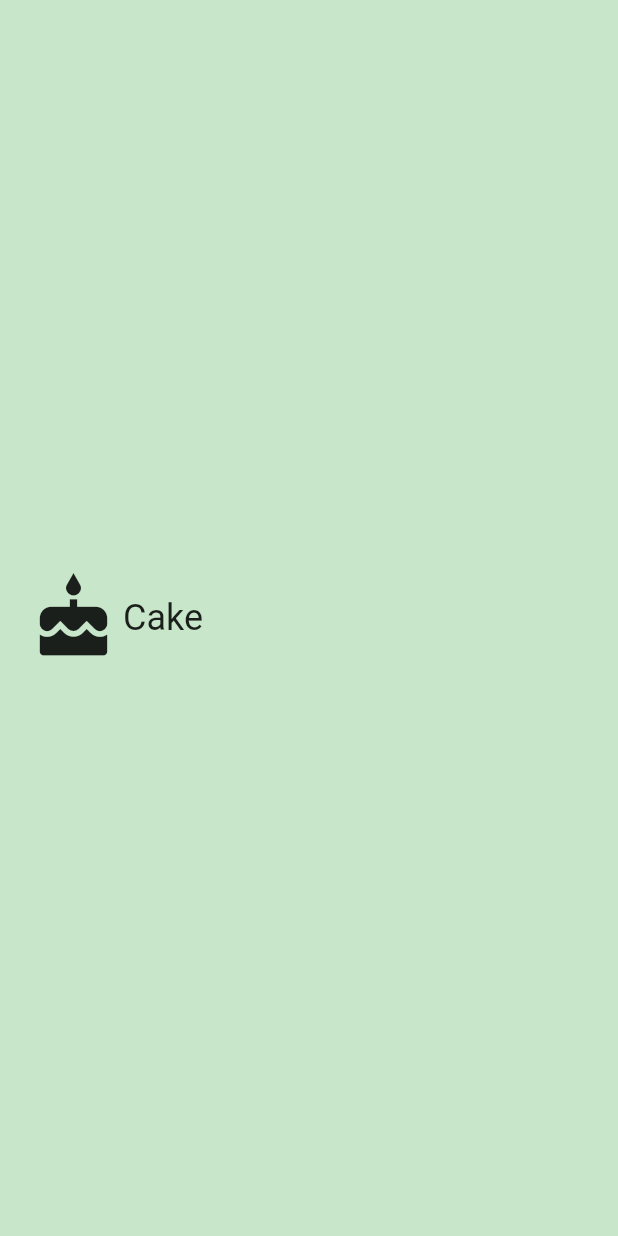
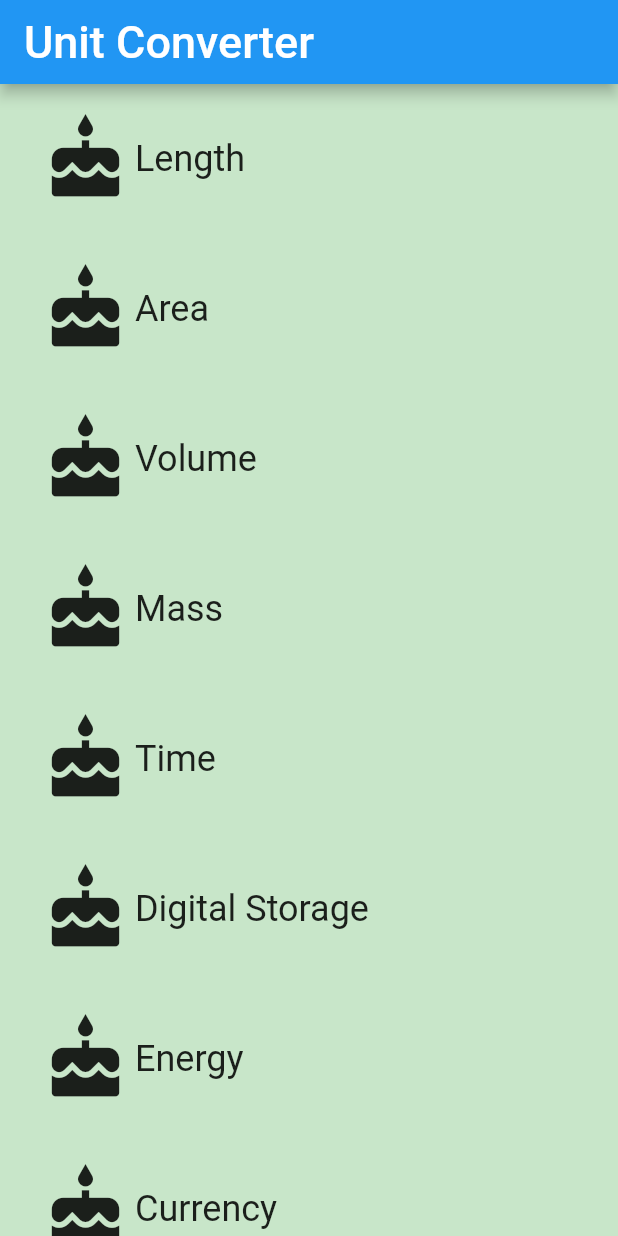
Before and after one commit to fakhridarmawan/flutter_udacity, a Flutter app: the screen it shows after launch, on a phone screen of 412 x 824 dp. Run offline on Flutter 3.47's test engine with Material 2 defaults, Android fonts, the phone set to English and light mode, and no system bars.

Commit message:
app bar and list view

```diff
--- a/lib/category.dart
+++ b/lib/category.dart
@@ -1,4 +1,5 @@
 import 'package:flutter/material.dart';
+import 'package:meta/meta.dart';
 
 final _rowHeight = 100.0;
 final _borderRadius = BorderRadius.circular(_rowHeight / 2);
--- /dev/null
+++ b/lib/category_route.dart
@@ -0,0 +1,61 @@
+import 'package:flutter/material.dart';
+import 'package:flutter_udacity/category.dart';
+
+class CategoryRoute extends StatelessWidget {
+  const CategoryRoute();
+
+  static const _categoryNames = <String>[
+    'Length',
+    'Area',
+    'Volume',
+    'Mass',
+    'Time',
+    'Digital Storage',
+    'Energy',
+    'Currency',
+  ];
+
+  static const _baseColors = <Color>[
+    Colors.teal,
+    Colors.orange,
+    Colors.pinkAccent,
+    Colors.blueAccent,
+    Colors.yellow,
+    Colors.greenAccent,
+    Colors.purpleAccent,
+    Colors.red,
+  ];
+
+  @override
+  Widget build(BuildContext context) {
+    final listView = Container(
+        padding: EdgeInsets.symmetric(horizontal: 8.0),
+        child: _buildCategoryList()
+      );
+    final appBar = AppBar(
+        title: Text(
+          'Unit Converter',
+          style: TextStyle(fontSize: 30.0),
+        ),
+      );
+
+    return Scaffold(
+      appBar: appBar,
+      body: listView,
+      backgroundColor: Colors.green[100],
+    );
+  } // build
+
+  Widget _buildCategoryList() {
+    return ListView.builder(
+      itemCount: _categoryNames.length,
+      itemBuilder: (context, i) {
+        return Category(
+          name: _categoryNames[i],
+          color: _baseColors[i],
+          icon: Icons.cake,
+        );
+      },
+    );
+  }
+}
--- a/lib/main.dart
+++ b/lib/main.dart
@@ -1,11 +1,7 @@
 import 'package:flutter/material.dart';
-import 'package:flutter_udacity/category.dart';
+import 'package:flutter_udacity/category_route.dart';
 
 void main() => runApp(MyApp());
-
-const _categoryName = 'Cake';
-const _categoryIcon = Icons.cake;
-const _categoryColor = Colors.green;
 
 class MyApp extends StatelessWidget {
   // This widget is the root of your application.
@@ -25,16 +21,7 @@ class MyApp extends StatelessWidget {
         // is not restarted.
         primarySwatch: Colors.blue,
       ),
-      home: Scaffold(
-        backgroundColor: Colors.green[100],
-        body: Center(
-          child: Category(
-            name: _categoryName,
-            color: _categoryColor,
-            icon: _categoryIcon,
-          ),
-        ),
-      ),
+      home: CategoryRoute()
     );
   }
 }
```
